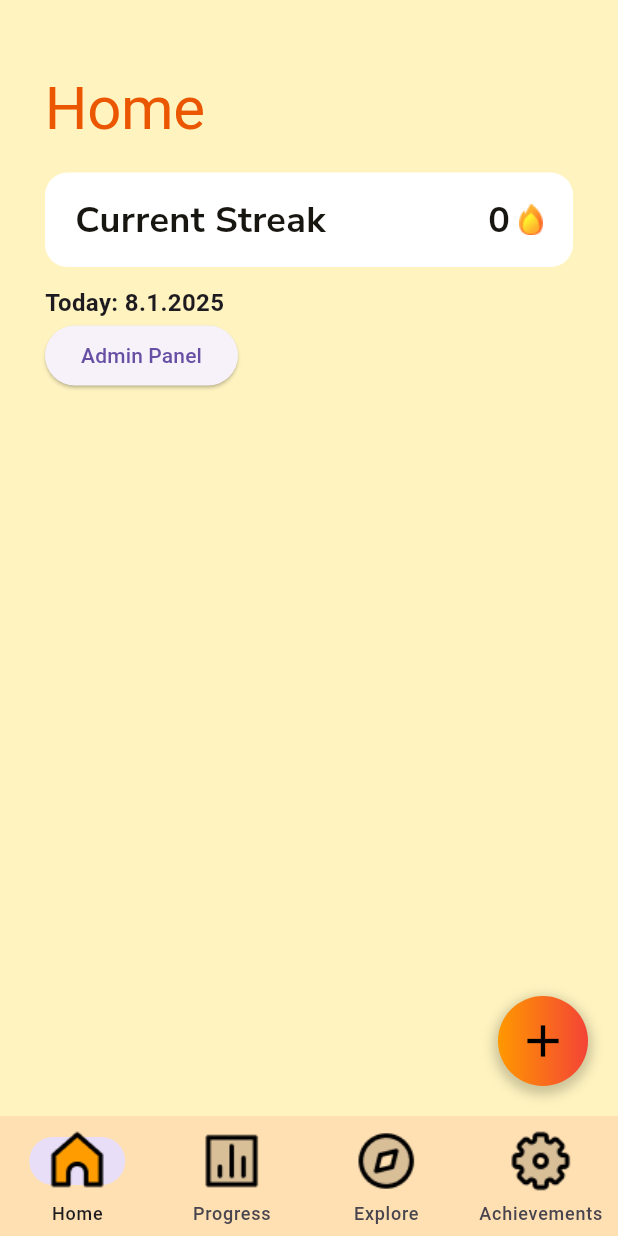
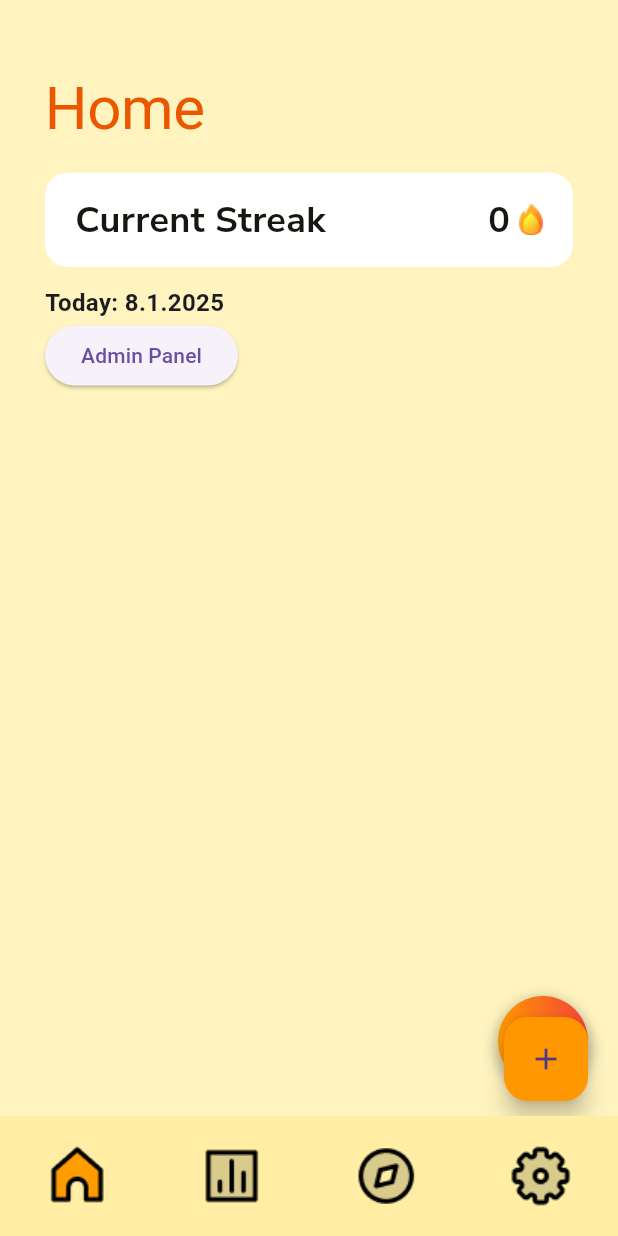
Before and after one commit to kjeegg/STREAKZ, a Flutter app: the screen it shows after launch, on a phone screen of 412 x 824 dp. Run offline on Flutter 3.47's test engine with Material 3 defaults, Android fonts, the phone set to English and light mode, and no system bars; our stand-ins replace google_fonts, shared_preferences; Roboto replaces fonts that are missing (Coiny).

Commit message:
adjusted navbar

```diff
--- a/lib/screens/main_screen.dart
+++ b/lib/screens/main_screen.dart
@@ -5,8 +5,6 @@
 import 'explore_screen.dart';
 import 'achievements_screen.dart';
 
-/// MainScreen is a StatefulWidget that represents the main screen of the habit tracker app.
-/// It contains a PageView to navigate between different screens and a bottom navigation bar.
 class MainScreen extends StatefulWidget {
   const MainScreen({Key? key}) : super(key: key);
 
@@ -15,13 +13,13 @@
 }
 
 class _MainScreenState extends State<MainScreen> {
-  /// Index of the currently selected tab.
+  // Индекс текущей вкладки
   int _currentIndex = 0;
 
-  /// PageController to control the PageView for screen swiping.
+  // Контроллер PageView для перелистывания экранов
   final PageController _pageController = PageController(initialPage: 0);
 
-  /// List of screens to display in the PageView.
+  // Список экранов
   final List<Widget> _screens = const [
     HomeScreen(),
     ProgressScreen(),
@@ -38,7 +36,11 @@
   @override
   Widget build(BuildContext context) {
     return Scaffold(
-      body: PageView(
+      // Вместо floatingActionButton — используем Stack в body
+      body: Stack(
+        children: [
+          // Анимированный PageView с экранами
+          PageView(
             controller: _pageController,
             onPageChanged: (index) {
               setState(() {
@@ -48,8 +50,33 @@
             children: _screens,
           ),
 
-      /// Bottom navigation bar to switch between different screens.
+          // Позиционируем кнопку "Add Habit" где хотим
+          Positioned(
+            // Например, на 20 пикселей от правого края и на 60 пикселей выше нижнего края
+            right: 20,
+            bottom: 10,
+            child: FloatingActionButton(
+              onPressed: () {
+                // Переход на экран добавления привычки
+                Navigator.pushNamed(context, '/addHabit').then((_) {
+                  // Когда вернулись, если надо обновить HomeScreen (индекс 0)
+                  if (_currentIndex == 0) {
+                    // Например, вызвать метод обновления через GlobalKey или т.п.
+                  }
+                });
+              },
+              backgroundColor: Colors.orange,
+              child: const Icon(Icons.add),
+            ),
+          ),
+        ],
+      ),
+
+      // Нижняя панель навигации
       bottomNavigationBar: NavigationBar(
+        backgroundColor: habitSecondary,
+        indicatorColor: (Colors.transparent),
+        labelBehavior: NavigationDestinationLabelBehavior.alwaysHide,
         selectedIndex: _currentIndex,
         onDestinationSelected: (newIndex) {
           setState(() {
@@ -61,10 +88,8 @@
             curve: Curves.easeInOut,
           );
         },
-        backgroundColor: Colors.orange[100],
         destinations: [
           NavigationDestination(
-
             selectedIcon: Image.asset(
               'lib/assets/icons/home_on.png',
               width: 47,
```
Also changed, not shown: 1 other file. Lines whose indentation alone changed are shown as unchanged.
